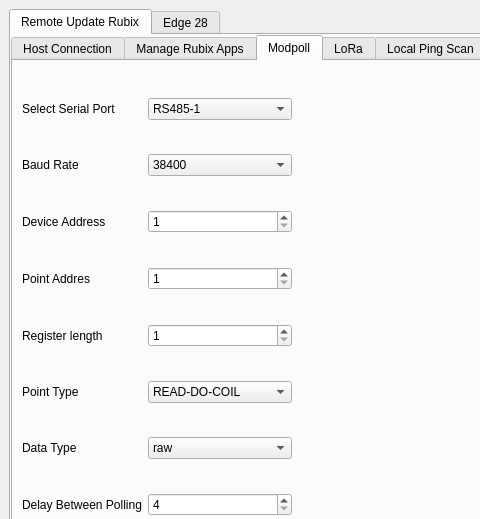
First picture: the form in resources/views/MainWindow.ui, repository NubeIO/rubix-updater-gui, before the edit; both pictures show x 0 to 480 and y 0 to 519 of the 1000 by 900 pixel window.
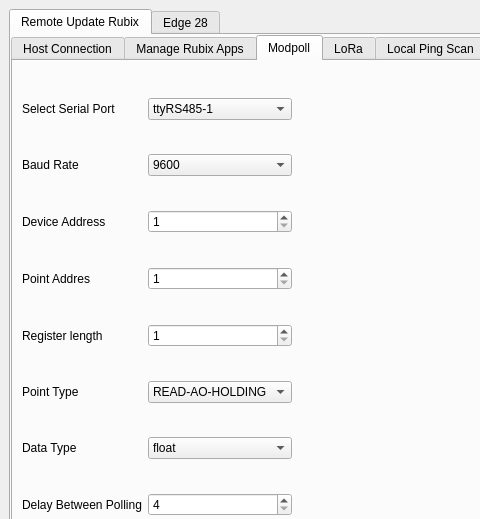
Second picture: the form after the edit. The open tabs and pages were chosen to show the change.

Patch:
```diff
--- a/resources/views/MainWindow.ui
+++ b/resources/views/MainWindow.ui
@@ -546,7 +546,7 @@
            <widget class="QComboBox" name="mod_serial_port">
             <item>
              <property name="text">
-              <string>RS485-1</string>
+              <string>ttyRS485-1</string>
              </property>
             </item>
             <item>
@@ -558,6 +558,11 @@
           </item>
           <item row="6" column="1">
            <widget class="QComboBox" name="mod_data_type">
+            <item>
+             <property name="text">
+              <string>float</string>
+             </property>
+            </item>
             <item>
              <property name="text">
               <string>raw</string>
@@ -611,6 +616,11 @@
           </item>
           <item row="5" column="1">
            <widget class="QComboBox" name="mod_point_type">
+            <item>
+             <property name="text">
+              <string>READ-AO-HOLDING</string>
+             </property>
+            </item>
             <item>
              <property name="text">
               <string>READ-DO-COIL</string>
@@ -692,11 +702,6 @@
           </item>
           <item row="1" column="1">
            <widget class="QComboBox" name="mod_baud_rate">
-            <item>
-             <property name="text">
-              <string>38400</string>
-             </property>
-            </item>
             <item>
              <property name="text">
               <string>9600</string>
```
Left out of the diff: 44 changed lines with no effect on the pictures.
